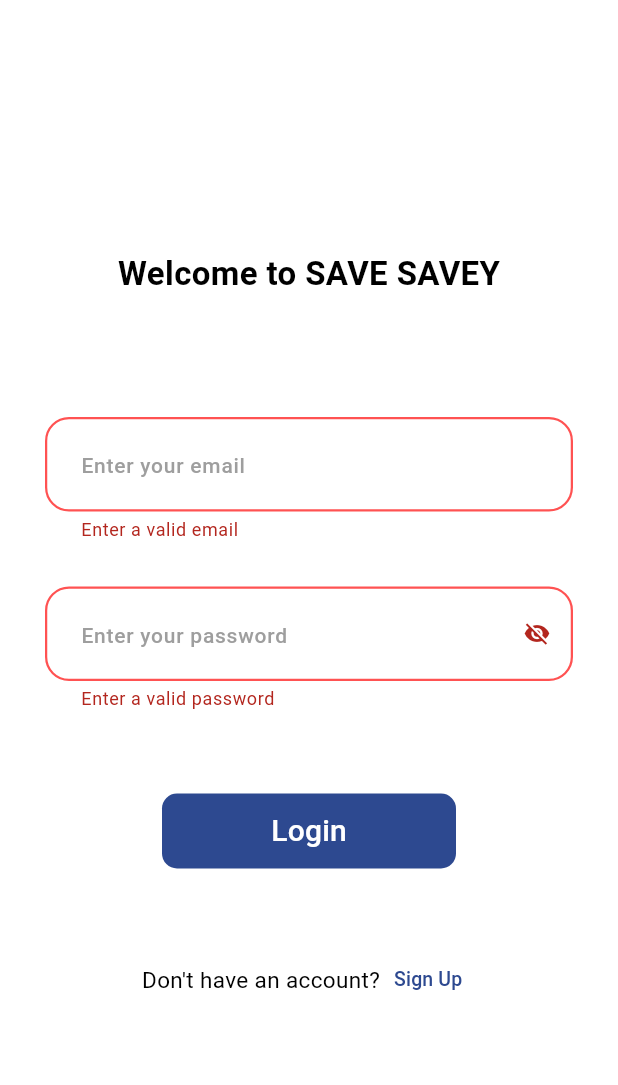
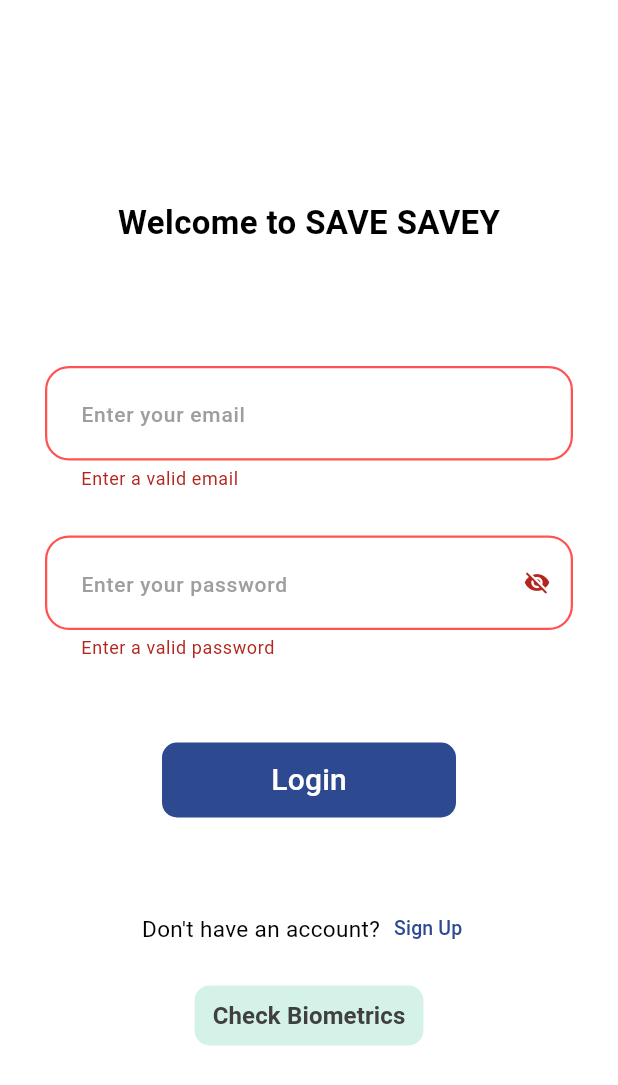
Before and after one commit to Mahm0udbakir/google_hackthon_savesavey, a Flutter app: the screen it shows after launch, after a tap on "Login", on a phone screen of 412 x 824 dp. Shown: the top 1085 px of the screen. Run offline on Flutter 3.47's test engine with Material 3 defaults, Android fonts, the light colour scheme and no system bars; our stand-ins replace cloud_firestore, firebase_auth, firebase_core, flutter_bloc, font_awesome_flutter, local_auth; missing offline and left inert: font_awesome_icon_class; accounts and stored records are empty; network calls fail.

Commit message:
Check biometrics is done

```diff
--- /dev/null
+++ b/lib/helpers/local_auth.dart
@@ -0,0 +1,25 @@
+import 'package:local_auth/local_auth.dart';
+
+class LocalAuth {
+  static final _auth = LocalAuthentication();
+
+  static Future<bool> _canAuthenticate() async =>
+      await _auth.canCheckBiometrics || await _auth.isDeviceSupported();
+
+  static Future<bool> authenticate ()async {
+    try {
+      if(!await _canAuthenticate()) return false;
+
+      return await _auth.authenticate(
+          localizedReason:'Use face id to authenticate',
+        options: AuthenticationOptions(
+          stickyAuth: true,
+          useErrorDialogs: true
+        ),
+      );
+    } catch (e){
+      return false;
+    }
+  }
+
+}
--- a/lib/presentation/screens/loginScreen/loginCubit/login_cubit.dart
+++ b/lib/presentation/screens/loginScreen/loginCubit/login_cubit.dart
@@ -1,6 +1,7 @@
 import 'package:flutter/material.dart';
 import 'package:firebase_auth/firebase_auth.dart';
 import 'package:flutter_bloc/flutter_bloc.dart';
+import 'package:google_hackthon_savesavey/helpers/local_auth.dart';
 
 import 'login_states.dart';
 
@@ -13,32 +14,36 @@ class LoginCubit extends Cubit<LoginStates> {
   TextEditingController passwordController = TextEditingController();
   var formKey = GlobalKey<FormState>();
 
+  bool authenticated = false;
+
   final FirebaseAuth _auth = FirebaseAuth.instance;
 
-  /// **User Login Method**
   Future<void> userLogin(BuildContext context) async {
     if (!formKey.currentState!.validate()) return;
-
     emit(LoginLoadingState());
-
     try {
-      UserCredential userCredential = await _auth.signInWithEmailAndPassword(
+      await _auth.signInWithEmailAndPassword(
         email: emailController.text.trim(),
         password: passwordController.text.trim(),
       );
-
-      print("✅ Login successful: ${userCredential.user?.uid}");
-
       emit(LoginSuccessState());
-
-      // Navigate to Home Screen
-      Navigator.pushReplacementNamed(context, "/homeScreen");
+      // Navigator.pushReplacementNamed(context, "/homeScreen");
     } on FirebaseAuthException catch (e) {
-      print("❌ Firebase Auth Error: ${e.code} - ${e.message}");
       emit(LoginErrorState(e.message ?? "Login failed"));
     } catch (e) {
-      print("❌ General Login Error: $e");
       emit(LoginErrorState("Something went wrong"));
     }
   }
+
+  Future<void> checkBiometrics() async {
+    final authenticate = await LocalAuth.authenticate();
+    authenticated = authenticate;
+    emit(ToggleAuthentication());
+
+    if (authenticated) {
+      emit(LoginSuccessState());
+    } else {
+      emit(LoginErrorState('Error while authentication'));
+    }
+  }
 }
--- a/lib/presentation/screens/loginScreen/loginCubit/login_states.dart
+++ b/lib/presentation/screens/loginScreen/loginCubit/login_states.dart
@@ -10,3 +10,5 @@ class LoginErrorState extends LoginStates {
   final String error;
   LoginErrorState(this.error);
 }
+
+class ToggleAuthentication extends LoginStates {}
--- a/lib/presentation/screens/loginScreen/login_screen.dart
+++ b/lib/presentation/screens/loginScreen/login_screen.dart
@@ -1,6 +1,8 @@
 import 'package:flutter/material.dart';
 
 import '../../../helpers/text_styles.dart';
+import 'widgets/check_biometrics.dart';
+import 'widgets/login_bloc_listener.dart';
 import 'widgets/login_button.dart';
 import 'widgets/dont_have_account.dart';
 import 'widgets/email_password_form_field.dart';
@@ -42,6 +44,9 @@ class LoginScreen extends StatelessWidget {
 
                 // Don't have an account? Sign Up
                 const DontHaveAccount(),
+                const CheckBiometrics(),
+
+                const LoginBlocListener(),
               ],
             ),
           ),
--- /dev/null
+++ b/lib/presentation/screens/loginScreen/widgets/check_biometrics.dart
@@ -0,0 +1,33 @@
+import 'package:flutter/material.dart';
+import 'package:google_hackthon_savesavey/helpers/color_manager.dart';
+import 'package:google_hackthon_savesavey/presentation/screens/loginScreen/loginCubit/login_cubit.dart';
+
+import '../../../../helpers/text_styles.dart';
+
+class CheckBiometrics extends StatelessWidget {
+  const CheckBiometrics({super.key});
+
+  @override
+  Widget build(BuildContext context) {
+    return Padding(
+      padding: const EdgeInsets.all(10.0),
+      child: TextButton(
+          onPressed: (){
+            LoginCubit.get(context).checkBiometrics();
+          },
+          style: ButtonStyle(
+            backgroundColor: WidgetStatePropertyAll(
+              ColorManager.lightGreen
+            ),
+            shape: WidgetStatePropertyAll(
+              RoundedRectangleBorder(borderRadius: BorderRadius.circular(10))
+            ),
+          ),
+          child: Text(
+              'Check Biometrics',
+            style: TextStyles.font16LightBlackRegular,
+          )
+      ),
+    );
+  }
+}
--- /dev/null
+++ b/lib/presentation/screens/loginScreen/widgets/login_bloc_listener.dart
@@ -0,0 +1,26 @@
+import 'package:flutter/material.dart';
+import 'package:flutter_bloc/flutter_bloc.dart';
+import 'package:google_hackthon_savesavey/presentation/screens/loginScreen/loginCubit/login_cubit.dart';
+import 'package:google_hackthon_savesavey/presentation/screens/loginScreen/loginCubit/login_states.dart';
+import 'package:google_hackthon_savesavey/presentation/widgets/components.dart';
+
+import '../../../../router/routes.dart';
+
+class LoginBlocListener extends StatelessWidget {
+  const LoginBlocListener({super.key});
+
+  @override
+  Widget build(BuildContext context) {
+    return BlocListener<LoginCubit ,LoginStates>(
+        listener: (context , state) {
+          if(state is LoginSuccessState){
+            Navigator.pushReplacementNamed(context, Routes.homeScreen);
+            showToast(text: 'Login Success', color: Colors.green, context: context);
+          } else if (state is LoginErrorState){
+            showToast(text: 'Login Failed ,Try again!', color: Colors.red, context: context);
+          }
+        },
+        child: Container(),
+    );
+  }
+}
--- a/pubspec.yaml
+++ b/pubspec.yaml
@@ -15,6 +15,7 @@ dependencies:
   flutter:
     sdk: flutter
   flutter_bloc: ^9.0.0
+  fluttertoast: ^8.2.12
   font_awesome_icon_class: ^0.0.6
   http: ^1.3.0
   local_auth: ^2.3.0
```
Also changed, not shown: lib/presentation/widgets/components.dart (+20 -0 lines), pubspec.lock, 2 other files.
